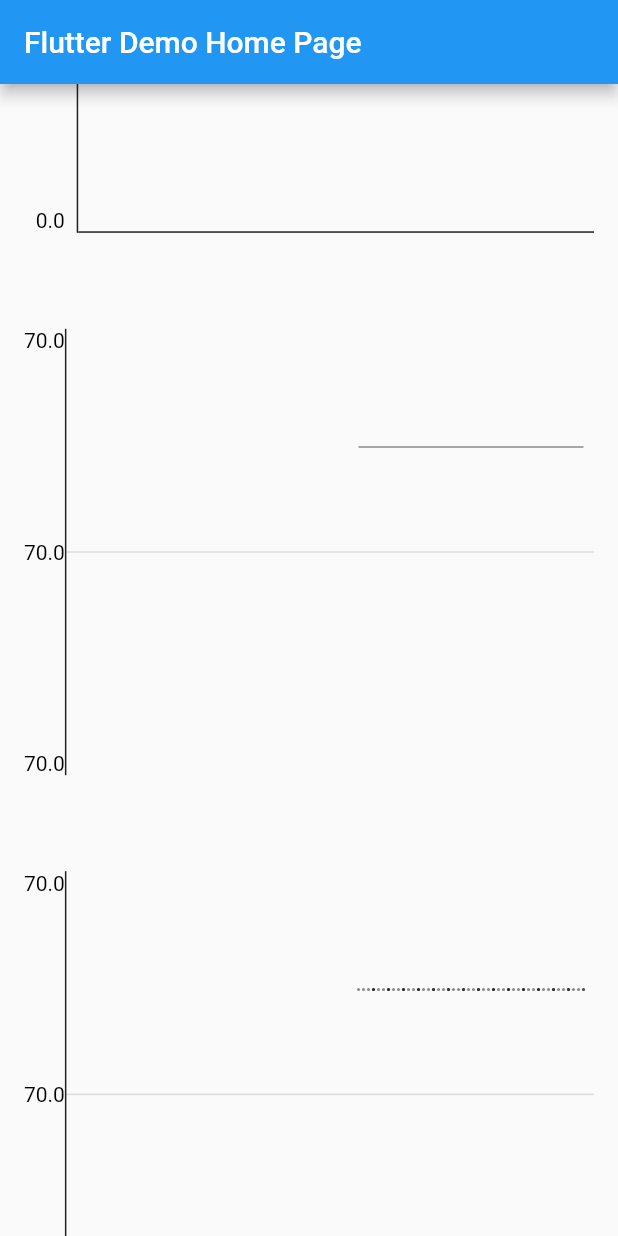
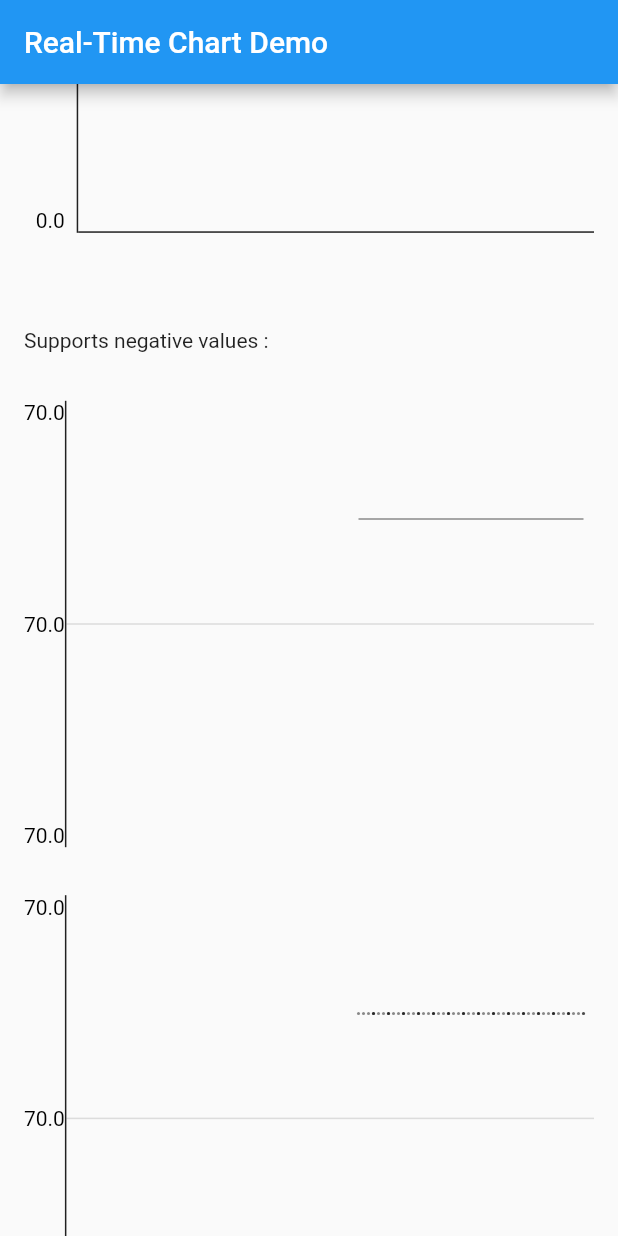
Before and after one commit to tajaouart/real_time_chart, a Flutter app: the screen it shows after launch, scrolled down 576 dp, on a phone screen of 412 x 824 dp. Run offline on Flutter 3.47's test engine with Material 2 defaults, Android fonts, the phone set to English and light mode, and no system bars.

```diff
--- a/example/lib/main.dart
+++ b/example/lib/main.dart
@@ -1,3 +1,9 @@
+// Copyright (c) 2023 Tajaouart Mounir
+//
+// This demo showcases the usage of the `RealTimeGraph` widget
+// and provides an example of how to use it in a Flutter app.
+// Website: https://tajaouart.com
+
 import 'dart:math';
 
 import 'package:flutter/material.dart';
@@ -8,22 +14,23 @@ void main() {
 }
 
 class MyApp extends StatelessWidget {
-  const MyApp({super.key});
+  const MyApp({Key? key}) : super(key: key);
 
   @override
   Widget build(BuildContext context) {
     return MaterialApp(
-      title: 'Flutter Demo',
+      debugShowCheckedModeBanner: false,
+      title: 'Real-Time Chart Demo',
       theme: ThemeData(
         primarySwatch: Colors.blue,
       ),
-      home: const MyHomePage(title: 'Flutter Demo Home Page'),
+      home: const MyHomePage(title: 'Real-Time Chart Demo'),
     );
   }
 }
 
 class MyHomePage extends StatefulWidget {
-  const MyHomePage({super.key, required this.title});
+  const MyHomePage({Key? key, required this.title}) : super(key: key);
 
   final String title;
 
@@ -44,7 +51,9 @@ class _MyHomePageState extends State<MyHomePage> {
         width: double.maxFinite,
         child: SingleChildScrollView(
           child: Column(
+            crossAxisAlignment: CrossAxisAlignment.start,
             children: [
+              // Display a real-time graph of positive data
               SizedBox(
                 width: MediaQuery.of(context).size.width,
                 height: MediaQuery.of(context).size.width * 0.8,
@@ -55,6 +64,8 @@ class _MyHomePageState extends State<MyHomePage> {
                   ),
                 ),
               ),
+
+              // Display a real-time graph of positive data as points
               const SizedBox(height: 32),
               SizedBox(
                 width: MediaQuery.of(context).size.width,
@@ -67,7 +78,15 @@ class _MyHomePageState extends State<MyHomePage> {
                   ),
                 ),
               ),
+
+              // Display a real-time graph of positive and negative data
               const SizedBox(height: 32),
+              const Padding(
+                padding: EdgeInsets.all(16.0),
+                child: Text(
+                  'Supports negative values :',
+                ),
+              ),
               SizedBox(
                 width: MediaQuery.of(context).size.width,
                 height: MediaQuery.of(context).size.width * 0.8,
@@ -80,7 +99,9 @@ class _MyHomePageState extends State<MyHomePage> {
                   ),
                 ),
               ),
-              const SizedBox(height: 32),
+
+              // Display a real-time graph of positive and negative data as points
+
               SizedBox(
                 width: MediaQuery.of(context).size.width,
                 height: MediaQuery.of(context).size.width * 0.8,
--- a/lib/real_time_chart.dart
+++ b/lib/real_time_chart.dart
@@ -1,3 +1,5 @@
+library real_time_chart;
+
 export 'src/chart_display.dart';
 export 'src/point.dart';
-export 'src/live_chart.dart';
+export 'src/real_time_chart.dart';
```
Also changed, not shown: pubspec.yaml (+2 -36 lines), lib/src/real_time_chart.dart (renamed from lib/src/live_chart.dart), 2 other files.
